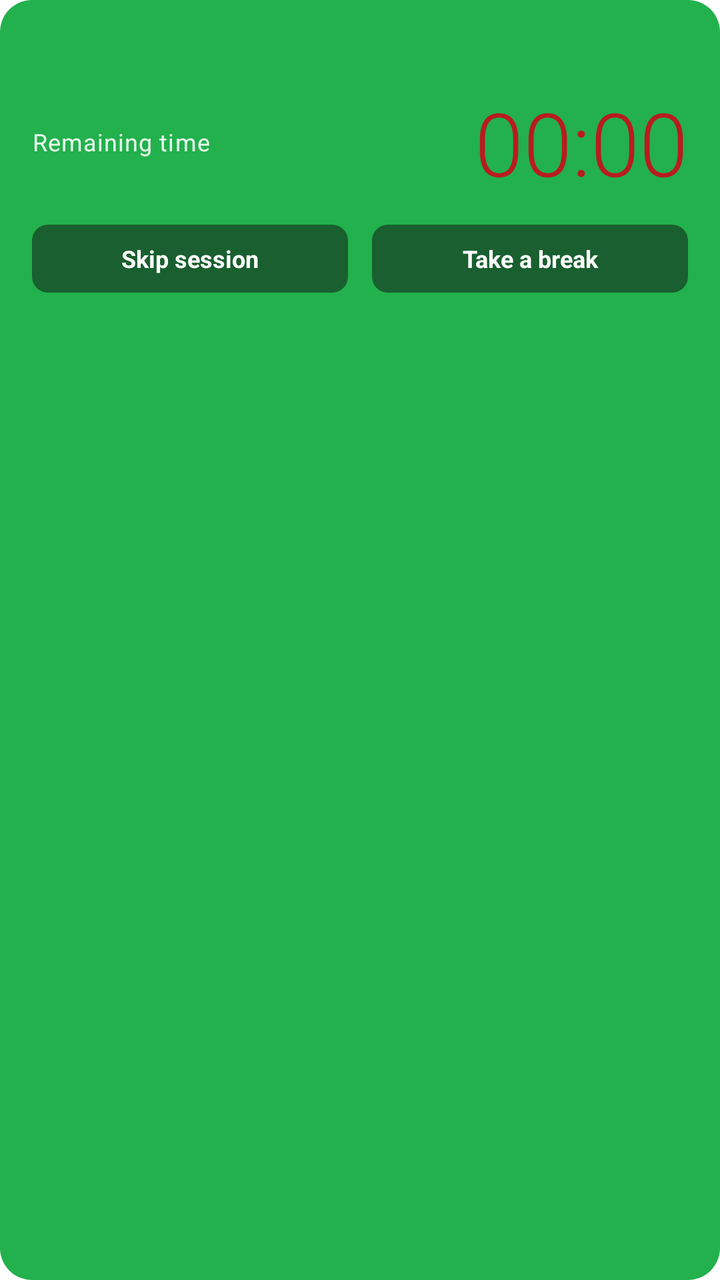
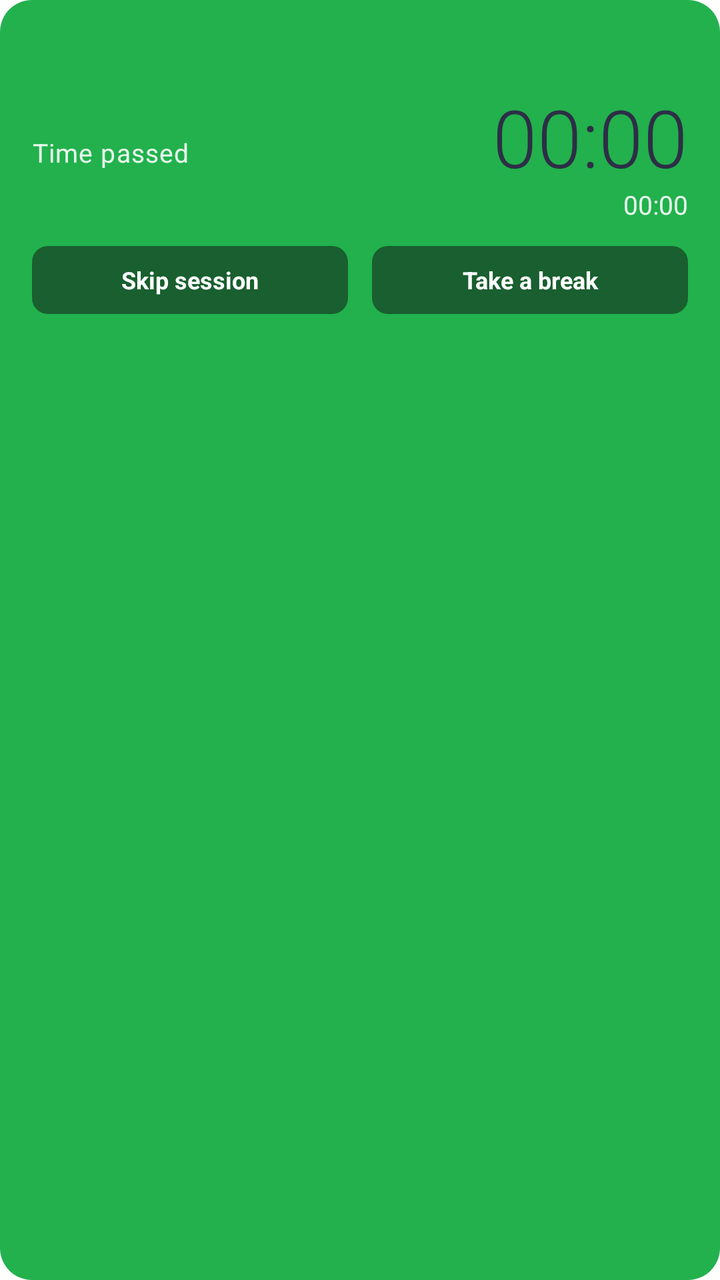

Two renders of the same Android screen: before a commit and after it. Below are the layout's source before the change and the commit's diff.
<!-- AndroidManifest.xml: fallback theme Theme.MaterialComponents.DayNight.NoActionBar -->
<!-- res/layout/notification_active.xml -->
<?xml version="1.0" encoding="utf-8"?>
<LinearLayout xmlns:android="http://schemas.android.com/apk/res/android"
    android:layout_width="match_parent"
    android:layout_height="match_parent"
    android:orientation="vertical"
    android:background="@drawable/notification_bg"
    android:paddingStart="16dp"
    android:paddingEnd="16dp"
    android:paddingTop="12dp"
    android:paddingBottom="14dp">

    <TextView
        android:id="@+id/notif_title"
        android:layout_width="match_parent"
        android:layout_height="wrap_content"
        android:textSize="16sp"
        android:textColor="#FFFFFF"
        android:maxLines="2"
        android:ellipsize="end" />

    <LinearLayout
        android:layout_width="match_parent"
        android:layout_height="wrap_content"
        android:orientation="horizontal"
        android:gravity="center_vertical"
        android:layout_marginTop="8dp">

        <TextView
            android:id="@+id/notif_label"
            android:layout_width="0dp"
            android:layout_height="wrap_content"
            android:layout_weight="1"
            android:text="Remaining time"
            android:textSize="12sp"
            android:letterSpacing="0.03"
            android:textColor="#E8F8ED" />

        <Chronometer
            android:id="@+id/notif_chronometer"
            android:layout_width="wrap_content"
            android:layout_height="wrap_content"
            android:textSize="44sp"
            android:textColor="#B91C1C"
            android:fontFamily="sans-serif-light"
            android:gravity="end" />
    </LinearLayout>

    <LinearLayout
        android:layout_width="match_parent"
        android:layout_height="wrap_content"
        android:orientation="horizontal"
        android:layout_marginTop="12dp">

        <TextView
            android:id="@+id/notif_skip_btn"
            android:layout_width="0dp"
            android:layout_height="34dp"
            android:layout_weight="1"
            android:layout_marginEnd="6dp"
            android:gravity="center"
            android:text="Skip session"
            android:textSize="12sp"
            android:textColor="#FFFFFF"
            android:textStyle="bold"
            android:background="@drawable/notif_active_skip_bg" />

        <TextView
            android:id="@+id/notif_break_btn"
            android:layout_width="0dp"
            android:layout_height="34dp"
            android:layout_weight="1"
            android:layout_marginStart="6dp"
            android:gravity="center"
            android:text="Take a break"
            android:textSize="12sp"
            android:textColor="#FFFFFF"
            android:textStyle="bold"
            android:background="@drawable/notif_active_break_bg" />
    </LinearLayout>
</LinearLayout>
<!-- resources referenced by this layout -->
<resources>
  <!-- drawable notif_active_break_bg (drawable) -->
  <?xml version="1.0" encoding="utf-8"?>
  <shape xmlns:android="http://schemas.android.com/apk/res/android"
      android:shape="rectangle">
      <solid android:color="#195F2F" />
      <corners android:radius="8dp" />
  </shape>
  <!-- drawable notif_active_skip_bg (drawable) -->
  <?xml version="1.0" encoding="utf-8"?>
  <shape xmlns:android="http://schemas.android.com/apk/res/android"
      android:shape="rectangle">
      <solid android:color="#195F2F" />
      <corners android:radius="8dp" />
  </shape>
  <!-- drawable notification_bg (drawable) -->
  <?xml version="1.0" encoding="utf-8"?>
  <shape xmlns:android="http://schemas.android.com/apk/res/android"
      android:shape="rectangle">
      <solid android:color="#22B14C" />
      <corners android:radius="16dp" />
  </shape>
</resources>

<!-- the commit's change to res/layout/notification_active.xml (unified diff, before → after) -->
@@ -30,19 +30,35 @@
             android:layout_width="0dp"
             android:layout_height="wrap_content"
             android:layout_weight="1"
-            android:text="Remaining time"
-            android:textSize="12sp"
+            android:text="Time passed"
+            android:textSize="13sp"
             android:letterSpacing="0.03"
             android:textColor="#E8F8ED" />
 
-        <Chronometer
-            android:id="@+id/notif_chronometer"
+        <LinearLayout
             android:layout_width="wrap_content"
             android:layout_height="wrap_content"
-            android:textSize="44sp"
-            android:textColor="#B91C1C"
-            android:fontFamily="sans-serif-light"
-            android:gravity="end" />
+            android:orientation="vertical"
+            android:gravity="end">
+
+            <Chronometer
+                android:id="@+id/notif_chronometer"
+                android:layout_width="wrap_content"
+                android:layout_height="wrap_content"
+                android:textSize="40sp"
+                android:textColor="#2D2E46"
+                android:fontFamily="sans-serif-light"
+                android:gravity="end" />
+
+            <Chronometer
+                android:id="@+id/notif_remaining_chronometer"
+                android:layout_width="wrap_content"
+                android:layout_height="wrap_content"
+                android:textSize="13sp"
+                android:textColor="#E8F8ED"
+                android:gravity="end"
+                android:layout_marginTop="-2dp" />
+        </LinearLayout>
     </LinearLayout>
 
     <LinearLayout
